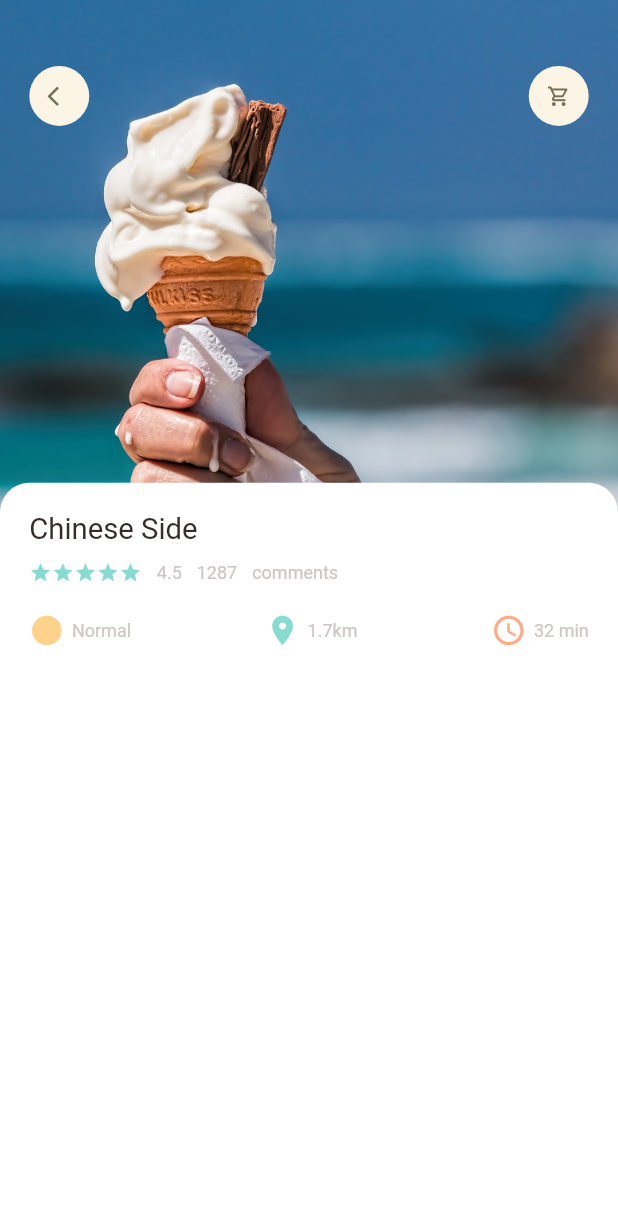
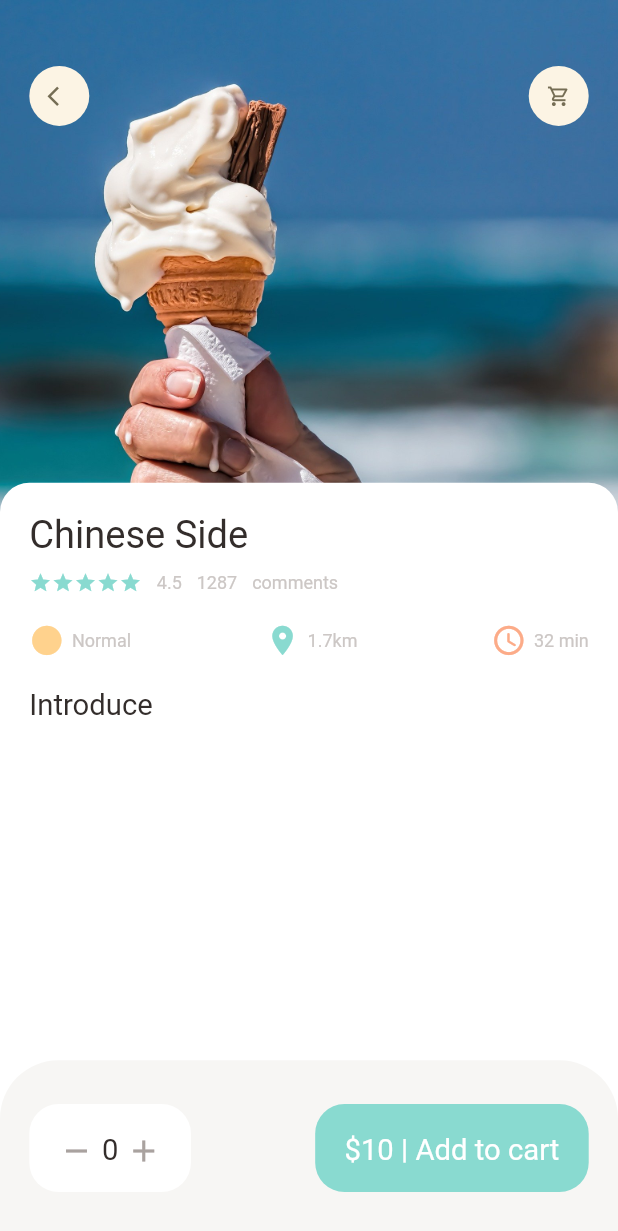
Before and after one commit to FidelisMatheus/e_commerce_app_flutter, a Flutter app: the screen it shows after launch, on a phone screen of 412 x 824 dp. Shown: the top 1231 px of the screen. Run offline on Flutter 3.47's test engine with Material 2 defaults, Android fonts, the phone set to English and light mode, and no system bars; our stand-ins replace dots_indicator, get.

Commit message:
Bottom Bar Navigator Popular Food Details Finished

```diff
--- a/lib/pages/food/popular_food_detail.dart
+++ b/lib/pages/food/popular_food_detail.dart
@@ -14,6 +14,7 @@ class PopularFoodDetail extends StatelessWidget {
   @override
   Widget build(BuildContext context) {
     return Scaffold(
+      backgroundColor: Colors.white,
       body: Stack(
         children: [
           Positioned(
@@ -60,11 +61,76 @@ class PopularFoodDetail extends StatelessWidget {
                 ),
                 color: Colors.white,
               ),
-              child: AppColumn(),
+              child: Column(
+                crossAxisAlignment: CrossAxisAlignment.start,
+                children: [
+                  AppColumn(text: 'Chinese Side'),
+                  SizedBox(height: Dimensions.height20),
+                  BigText(text: 'Introduce'),
+                ],
+              ),
             ),
           ),
         ],
       ),
+      bottomNavigationBar: Container(
+        height: Dimensions.bottomHeightBar,
+        padding: EdgeInsets.only(
+          top: Dimensions.height30,
+          bottom: Dimensions.height30,
+          left: Dimensions.width20,
+          right: Dimensions.width20,
+        ),
+        decoration: BoxDecoration(
+          color: AppColors.buttonBackgroundColor,
+          borderRadius: BorderRadius.only(
+            topLeft: Radius.circular(Dimensions.radius20 * 2),
+            topRight: Radius.circular(Dimensions.radius20 * 2),
+          ),
+        ),
+        child: Row(
+          mainAxisAlignment: MainAxisAlignment.spaceBetween,
+          children: [
+            Container(
+              padding: EdgeInsets.only(
+                top: Dimensions.height20,
+                bottom: Dimensions.height20,
+                left: Dimensions.width20,
+                right: Dimensions.width20,
+              ),
+              decoration: BoxDecoration(
+                borderRadius: BorderRadius.circular(Dimensions.radius20),
+                color: Colors.white,
+              ),
+              child: Row(
+                children: [
+                  Icon(Icons.remove, color: AppColors.signColor),
+                  SizedBox(width: Dimensions.width10 / 2),
+                  BigText(text: '0'),
+                  SizedBox(width: Dimensions.width10 / 2),
+                  Icon(Icons.add, color: AppColors.signColor),
+                ],
+              ),
+            ),
+            Container(
+              padding: EdgeInsets.only(
+                top: Dimensions.height20,
+                bottom: Dimensions.height20,
+                left: Dimensions.width20,
+                right: Dimensions.width20,
+              ),
+              child: BigText(
+                text: '\$10 | Add to cart',
+                color: Colors.white,
+              ),
+              decoration: BoxDecoration(
+                borderRadius: BorderRadius.circular(Dimensions.radius20),
+                color: AppColors.mainColor,
+              ),
+            )
+          ],
+        ),
+      ),
     );
   }
 }
--- a/lib/utils/dimensions.dart
+++ b/lib/utils/dimensions.dart
@@ -22,7 +22,9 @@ class Dimensions {
   static double width20 = screenHeight / 42.2;
   static double width30 = screenHeight / 28.13;
 
+  //font size
   static double font20 = screenHeight / 42.2;
+  static double font26 = screenHeight / 32.46;
 
   //radius - 884 / 15
   static double radius15 = screenHeight / 56.27;
@@ -39,4 +41,7 @@ class Dimensions {
 
   //dimensions on popular food_detail - tela 844
   static double popularFoodImgSize = screenHeight / 2.41;
+
+  //bottom height 844(tela iphone - 12 / 120)
+  static double bottomHeightBar = screenHeight / 7.03;
 }
--- a/lib/widgets/app_column.dart
+++ b/lib/widgets/app_column.dart
@@ -7,14 +7,19 @@ import 'big_text.dart';
 import 'icon_and_text_widget.dart';
 
 class AppColumn extends StatelessWidget {
-  const AppColumn({Key? key}) : super(key: key);
+  final String text;
+
+  const AppColumn({Key? key, required this.text}) : super(key: key);
 
   @override
   Widget build(BuildContext context) {
     return Column(
       crossAxisAlignment: CrossAxisAlignment.start,
       children: [
-        BigText(text: 'Chinese Side'),
+        BigText(
+          text: text,
+          size: Dimensions.font26,
+        ),
         SizedBox(
           height: Dimensions.height10,
         ),
```
Also changed, not shown: lib/pages/home/food_page_body.dart (+2 -52 lines).
